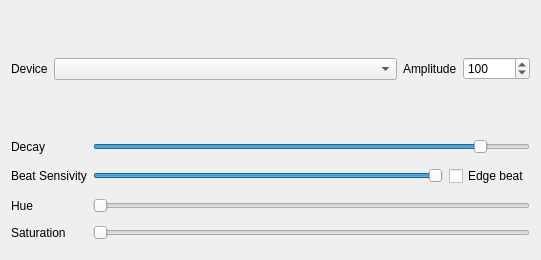
First picture: the form in Effects/AudioStar/AudioStar.ui, repository DLdota/OpenRGBEffectsPlugin, before the edit.
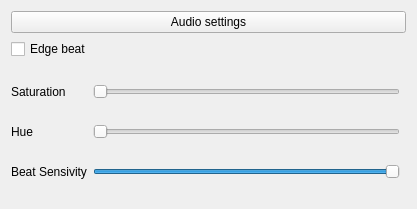
Second picture: the form after the edit. Custom widgets are drawn as their Qt base class.

```diff
--- a/Effects/AudioStar/AudioStar.ui
+++ b/Effects/AudioStar/AudioStar.ui
@@ -6,23 +6,23 @@
    <rect>
     <x>0</x>
     <y>0</y>
-    <width>541</width>
-    <height>260</height>
+    <width>417</width>
+    <height>209</height>
    </rect>
   </property>
   <property name="windowTitle">
    <string>Form</string>
   </property>
-  <layout class="QGridLayout" name="gridLayout" columnstretch="1,0">
-   <item row="1" column="0" colspan="2">
-    <widget class="QFrame" name="frame_3">
+  <layout class="QGridLayout" name="gridLayout" columnstretch="0,0">
+   <item row="2" column="0">
+    <widget class="QFrame" name="edge_beatFrame">
      <property name="frameShape">
       <enum>QFrame::NoFrame</enum>
      </property>
      <property name="frameShadow">
       <enum>QFrame::Raised</enum>
      </property>
-     <layout class="QGridLayout" name="gridLayout_4">
+     <layout class="QGridLayout" name="gridLayout_2">
       <property name="leftMargin">
        <number>0</number>
       </property>
@@ -35,41 +35,31 @@
       <property name="bottomMargin">
        <number>0</number>
       </property>
-      <item row="4" column="0">
+      <item row="0" column="0">
        <widget class="QLabel" name="edge_beat_saturation_label">
         <property name="text">
          <string>Saturation</string>
         </property>
        </widget>
       </item>
-      <item row="0" column="0">
-       <widget class="QLabel" name="decay_label">
-        <property name="text">
-         <string>Decay</string>
+      <item row="0" column="1">
+       <widget class="QTooltipedSlider" name="edge_beat_saturation">
+        <property name="maximum">
+         <number>255</number>
+        </property>
+        <property name="orientation">
+         <enum>Qt::Horizontal</enum>
         </property>
        </widget>
       </item>
-      <item row="3" column="0">
+      <item row="1" column="0">
        <widget class="QLabel" name="edge_beat_hue_label">
         <property name="text">
          <string>Hue</string>
         </property>
        </widget>
       </item>
-      <item row="0" column="1" colspan="2">
-       <widget class="QTooltipedSlider" name="decay">
-        <property name="maximum">
-         <number>100</number>
-        </property>
-        <property name="value">
-         <number>90</number>
-        </property>
-        <property name="orientation">
-         <enum>Qt::Horizontal</enum>
-        </property>
-       </widget>
-      </item>
-      <item row="3" column="1" colspan="2">
+      <item row="1" column="1">
        <widget class="QTooltipedSlider" name="edge_beat_hue">
         <property name="maximum">
          <number>359</number>
@@ -79,29 +69,6 @@
         </property>
        </widget>
       </item>
-      <item row="4" column="1" colspan="2">
-       <widget class="QTooltipedSlider" name="edge_beat_saturation">
-        <property name="maximum">
-         <number>255</number>
-        </property>
-        <property name="orientation">
-         <enum>Qt::Horizontal</enum>
-        </property>
-       </widget>
-      </item>
-      <item row="2" column="1">
-       <widget class="QTooltipedSlider" name="edge_beat_sensivity">
-        <property name="maximum">
-         <number>100</number>
-        </property>
-        <property name="value">
-         <number>100</number>
-        </property>
-        <property name="orientation">
-         <enum>Qt::Horizontal</enum>
-        </property>
-       </widget>
-      </item>
       <item row="2" column="0">
        <widget class="QLabel" name="edge_beat_sensivity_label">
         <property name="text">
@@ -109,105 +76,37 @@
         </property>
        </widget>
       </item>
-      <item row="2" column="2">
-       <widget class="QCheckBox" name="edge_beat">
-        <property name="text">
-         <string>Edge beat</string>
-        </property>
-        <property name="checked">
-         <bool>false</bool>
-        </property>
-       </widget>
-      </item>
-     </layout>
-    </widget>
-   </item>
-   <item row="0" column="1">
-    <widget class="QFrame" name="frame_2">
-     <property name="frameShape">
-      <enum>QFrame::NoFrame</enum>
-     </property>
-     <property name="frameShadow">
-      <enum>QFrame::Raised</enum>
-     </property>
-     <layout class="QGridLayout" name="gridLayout_3">
-      <property name="leftMargin">
-       <number>0</number>
-      </property>
-      <property name="topMargin">
-       <number>0</number>
-      </property>
-      <property name="rightMargin">
-       <number>0</number>
-      </property>
-      <property name="bottomMargin">
-       <number>0</number>
-      </property>
-      <item row="0" column="0">
-       <widget class="QLabel" name="amplitude_label">
-        <property name="text">
-         <string>Amplitude</string>
-        </property>
-       </widget>
-      </item>
-      <item row="0" column="1">
-       <widget class="QSpinBox" name="amplitude">
-        <property name="minimum">
-         <number>1</number>
-        </property>
+      <item row="2" column="1">
+       <widget class="QTooltipedSlider" name="edge_beat_sensivity">
         <property name="maximum">
-         <number>100000000</number>
+         <number>100</number>
         </property>
         <property name="value">
          <number>100</number>
         </property>
+        <property name="orientation">
+         <enum>Qt::Horizontal</enum>
+        </property>
        </widget>
       </item>
      </layout>
     </widget>
    </item>
-   <item row="0" column="0">
-    <widget class="QFrame" name="frame">
-     <property name="frameShape">
-      <enum>QFrame::NoFrame</enum>
+   <item row="0" column="0" colspan="2">
+    <widget class="QPushButton" name="audio_settings">
+     <property name="text">
+      <string>Audio settings</string>
      </property>
-     <property name="frameShadow">
-      <enum>QFrame::Raised</enum>
+    </widget>
+   </item>
+   <item row="1" column="0">
+    <widget class="QCheckBox" name="edge_beat">
+     <property name="text">
+      <string>Edge beat</string>
      </property>
-     <layout class="QGridLayout" name="gridLayout_2" columnstretch="0,1">
-      <property name="leftMargin">
-       <number>0</number>
-      </property>
-      <property name="topMargin">
-       <number>0</number>
-      </property>
-      <property name="rightMargin">
-       <number>0</number>
-      </property>
-      <property name="bottomMargin">
-       <number>0</number>
-      </property>
-      <item row="0" column="0">
-       <widget class="QLabel" name="devices_label">
-        <property name="text">
-         <string>Device</string>
-        </property>
-       </widget>
-      </item>
-      <item row="0" column="1">
-       <widget class="QComboBox" name="devices">
-        <property name="sizePolicy">
-         <sizepolicy hsizetype="Ignored" vsizetype="Fixed">
-          <horstretch>0</horstretch>
-          <verstretch>0</verstretch>
-         </sizepolicy>
-        </property>
-        <property name="sizeAdjustPolicy">
-         <enum>QComboBox::AdjustToContents</enum>
-        </property>
-       </widget>
-      </item>
-     </layout>
+     <property name="checked">
+      <bool>false</bool>
+     </property>
     </widget>
    </item>
   </layout>
```
